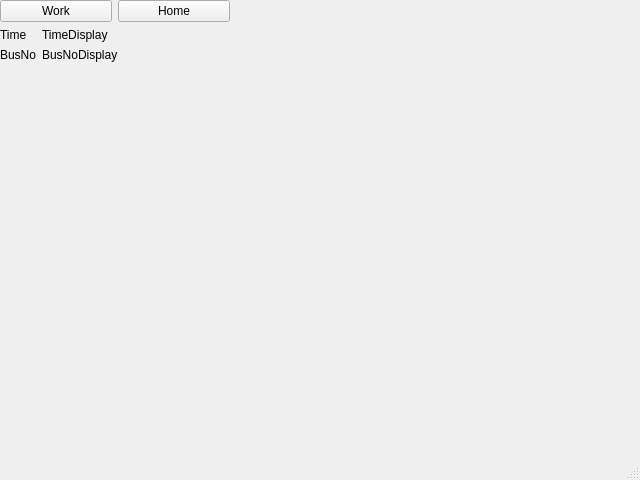
Before: the Qt Designer form zouba/zouba.ui in nikobockerman/AtoBe, drawn with Qt 5.
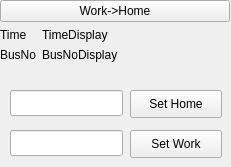
After: the same form once the commit is applied.

Commit message: Added a toggle button, and fields to set home and work addresses.

The edit to the form file:
```diff
--- a/zouba/zouba.ui
+++ b/zouba/zouba.ui
@@ -6,8 +6,8 @@
    <rect>
     <x>0</x>
     <y>0</y>
-    <width>640</width>
-    <height>480</height>
+    <width>231</width>
+    <height>167</height>
    </rect>
   </property>
   <property name="windowTitle">
@@ -20,7 +20,7 @@
       <x>0</x>
       <y>0</y>
       <width>230</width>
-      <height>82</height>
+      <height>106</height>
      </rect>
     </property>
     <layout class="QVBoxLayout" name="verticalLayout">
@@ -29,68 +29,96 @@
        <property name="fieldGrowthPolicy">
         <enum>QFormLayout::AllNonFixedFieldsGrow</enum>
        </property>
-       <item row="1" column="0">
-        <widget class="QLabel" name="TimeLabel">
-         <property name="text">
-          <string>Time</string>
-         </property>
-        </widget>
+       <item row="0" column="0" colspan="2">
+        <layout class="QHBoxLayout" name="horizontalLayout">
+         <item>
+          <widget class="QPushButton" name="route">
+           <property name="text">
+            <string>Work-&gt;Home</string>
+           </property>
+          </widget>
+         </item>
+        </layout>
        </item>
        <item row="1" column="1">
-        <widget class="QLabel" name="TimeDisplay">
+        <widget class="QLabel" name="timedisplay">
          <property name="text">
           <string>TimeDisplay</string>
          </property>
         </widget>
        </item>
        <item row="2" column="0">
-        <widget class="QLabel" name="BusNoLabel">
+        <widget class="QLabel" name="busnolabel">
          <property name="text">
           <string>BusNo</string>
          </property>
         </widget>
        </item>
+       <item row="1" column="0">
+        <widget class="QLabel" name="timelabel">
+         <property name="text">
+          <string>Time</string>
+         </property>
+        </widget>
+       </item>
        <item row="2" column="1">
-        <widget class="QLabel" name="BusNoDisplay">
+        <widget class="QLabel" name="busnodisplay">
          <property name="text">
           <string>BusNoDisplay</string>
          </property>
         </widget>
        </item>
-       <item row="0" column="0" colspan="2">
-        <layout class="QHBoxLayout" name="horizontalLayout">
-         <item>
-          <widget class="QPushButton" name="pushButton_2">
-           <property name="text">
-            <string>Work</string>
-           </property>
-          </widget>
-         </item>
-         <item>
-          <widget class="QPushButton" name="pushButton">
-           <property name="text">
-            <string>Home</string>
-           </property>
-          </widget>
-         </item>
-        </layout>
-       </item>
       </layout>
      </item>
     </layout>
    </widget>
+   <widget class="QPushButton" name="sethomeaddress">
+    <property name="geometry">
+     <rect>
+      <x>130</x>
+      <y>90</y>
+      <width>92</width>
+      <height>28</height>
+     </rect>
+    </property>
+    <property name="text">
+     <string>Set Home</string>
+    </property>
+   </widget>
+   <widget class="QPushButton" name="setworkaddress">
+    <property name="geometry">
+     <rect>
+      <x>130</x>
+      <y>130</y>
+      <width>92</width>
+      <height>28</height>
+     </rect>
+    </property>
+    <property name="text">
+     <string>Set Work</string>
+    </property>
+   </widget>
+   <widget class="QLineEdit" name="homeaddress">
+    <property name="geometry">
+     <rect>
+      <x>10</x>
+      <y>90</y>
+      <width>113</width>
+      <height>26</height>
+     </rect>
+    </property>
+   </widget>
+   <widget class="QLineEdit" name="workaddress">
+    <property name="geometry">
+     <rect>
+      <x>10</x>
+      <y>130</y>
+      <width>113</width>
+      <height>26</height>
+     </rect>
+    </property>
+   </widget>
   </widget>
-  <widget class="QMenuBar" name="menubar">
-   <property name="geometry">
-    <rect>
-     <x>0</x>
-     <y>0</y>
-     <width>640</width>
-     <height>25</height>
-    </rect>
-   </property>
-  </widget>
-  <widget class="QStatusBar" name="statusbar"/>
  </widget>
  <resources/>
  <connections/>
```
The commit also changes 11 other files.
